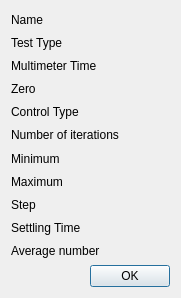
First picture: the form in measurementdetails.ui, repository froque/AeroIST, before the edit.
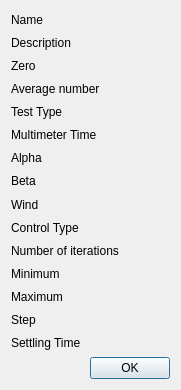
Second picture: the form after the edit.

Commit message: added setpoint for alpha, beta and wind in both models

What changed in the file:
```diff
--- a/measurementdetails.ui
+++ b/measurementdetails.ui
@@ -7,7 +7,7 @@
     <x>0</x>
     <y>0</y>
     <width>181</width>
-    <height>298</height>
+    <height>390</height>
    </rect>
   </property>
   <property name="windowTitle">
@@ -21,14 +21,14 @@
      </property>
     </widget>
    </item>
-   <item row="2" column="0">
+   <item row="4" column="0">
     <widget class="QLabel" name="labelViewMatrix">
      <property name="text">
       <string>Test Type</string>
      </property>
     </widget>
    </item>
-   <item row="12" column="0" colspan="3">
+   <item row="16" column="0" colspan="3">
     <widget class="QDialogButtonBox" name="buttonBox">
      <property name="orientation">
       <enum>Qt::Horizontal</enum>
@@ -45,134 +45,190 @@
      </property>
     </widget>
    </item>
-   <item row="3" column="0">
+   <item row="5" column="0">
     <widget class="QLabel" name="labelViewMultimeter">
      <property name="text">
       <string>Multimeter Time</string>
      </property>
     </widget>
    </item>
-   <item row="2" column="1">
+   <item row="4" column="1">
     <widget class="QLabel" name="labelMatrix">
      <property name="text">
       <string/>
      </property>
     </widget>
    </item>
-   <item row="3" column="1">
+   <item row="5" column="1">
     <widget class="QLabel" name="labelMultimeter">
      <property name="text">
       <string/>
      </property>
     </widget>
    </item>
-   <item row="5" column="0">
+   <item row="9" column="0">
     <widget class="QLabel" name="labelViewControl">
      <property name="text">
       <string>Control Type</string>
      </property>
     </widget>
    </item>
-   <item row="5" column="1">
+   <item row="9" column="1">
     <widget class="QLabel" name="labelControl">
      <property name="text">
       <string/>
      </property>
     </widget>
    </item>
-   <item row="7" column="0">
+   <item row="11" column="0">
     <widget class="QLabel" name="labelViewMin">
      <property name="text">
       <string>Minimum</string>
      </property>
     </widget>
    </item>
-   <item row="8" column="0">
+   <item row="12" column="0">
     <widget class="QLabel" name="labelViewMax">
      <property name="text">
       <string>Maximum</string>
      </property>
     </widget>
    </item>
-   <item row="9" column="0">
+   <item row="13" column="0">
     <widget class="QLabel" name="labelViewStep">
      <property name="text">
       <string>Step</string>
      </property>
     </widget>
    </item>
-   <item row="7" column="1">
+   <item row="11" column="1">
     <widget class="QLabel" name="labelMin">
      <property name="text">
       <string/>
      </property>
     </widget>
    </item>
-   <item row="8" column="1">
+   <item row="12" column="1">
     <widget class="QLabel" name="labelMax">
      <property name="text">
       <string/>
      </property>
     </widget>
    </item>
-   <item row="9" column="1">
+   <item row="13" column="1">
     <widget class="QLabel" name="labelStep">
      <property name="text">
       <string/>
      </property>
     </widget>
    </item>
-   <item row="10" column="0">
+   <item row="14" column="0">
     <widget class="QLabel" name="labelViewSettling">
      <property name="text">
       <string>Settling Time</string>
      </property>
     </widget>
    </item>
-   <item row="11" column="0">
-    <widget class="QLabel" name="labelViewAverage">
-     <property name="text">
-      <string>Average number</string>
-     </property>
-    </widget>
-   </item>
-   <item row="10" column="1">
+   <item row="14" column="1">
     <widget class="QLabel" name="labelSettling">
      <property name="text">
       <string/>
      </property>
     </widget>
    </item>
-   <item row="11" column="1">
-    <widget class="QLabel" name="labelAverage">
+   <item row="10" column="0">
+    <widget class="QLabel" name="labelViewN">
      <property name="text">
+      <string>Number of iterations</string>
+     </property>
+    </widget>
+   </item>
+   <item row="10" column="1">
+    <widget class="QLabel" name="labelN">
+     <property name="text">
       <string/>
      </property>
     </widget>
    </item>
-   <item row="4" column="0">
+   <item row="1" column="0">
+    <widget class="QLabel" name="labelViewDescription">
+     <property name="text">
+      <string>Description</string>
+     </property>
+    </widget>
+   </item>
+   <item row="1" column="1">
+    <widget class="QLabel" name="labelDescription">
+     <property name="text">
+      <string/>
+     </property>
+    </widget>
+   </item>
+   <item row="2" column="0">
     <widget class="QLabel" name="labelViewZero">
      <property name="text">
       <string>Zero</string>
      </property>
     </widget>
    </item>
-   <item row="4" column="1">
+   <item row="2" column="1">
     <widget class="QLabel" name="labelZero">
      <property name="text">
       <string/>
      </property>
     </widget>
    </item>
+   <item row="3" column="0">
+    <widget class="QLabel" name="labelViewAverage">
+     <property name="text">
+      <string>Average number</string>
+     </property>
+    </widget>
+   </item>
+   <item row="3" column="1">
+    <widget class="QLabel" name="labelAverage">
+     <property name="text">
+      <string/>
+     </property>
+    </widget>
+   </item>
    <item row="6" column="0">
-    <widget class="QLabel" name="labelViewN">
+    <widget class="QLabel" name="labelViewAlpha">
      <property name="text">
-      <string>Number of iterations</string>
+      <string>Alpha</string>
      </property>
     </widget>
    </item>
    <item row="6" column="1">
-    <widget class="QLabel" name="labelN">
+    <widget class="QLabel" name="labelAlpha">
+     <property name="text">
+      <string/>
+     </property>
+    </widget>
+   </item>
+   <item row="7" column="0">
+    <widget class="QLabel" name="labelViewBeta">
+     <property name="text">
+      <string>Beta</string>
+     </property>
+    </widget>
+   </item>
+   <item row="8" column="0">
+    <widget class="QLabel" name="labelViewWind">
+     <property name="text">
+      <string>Wind</string>
+     </property>
+    </widget>
+   </item>
+   <item row="7" column="1">
+    <widget class="QLabel" name="labelBeta">
+     <property name="text">
+      <string/>
+     </property>
+    </widget>
+   </item>
+   <item row="8" column="1">
+    <widget class="QLabel" name="labelWind">
      <property name="text">
       <string/>
      </property>
```
The commit also changes 14 other files.
